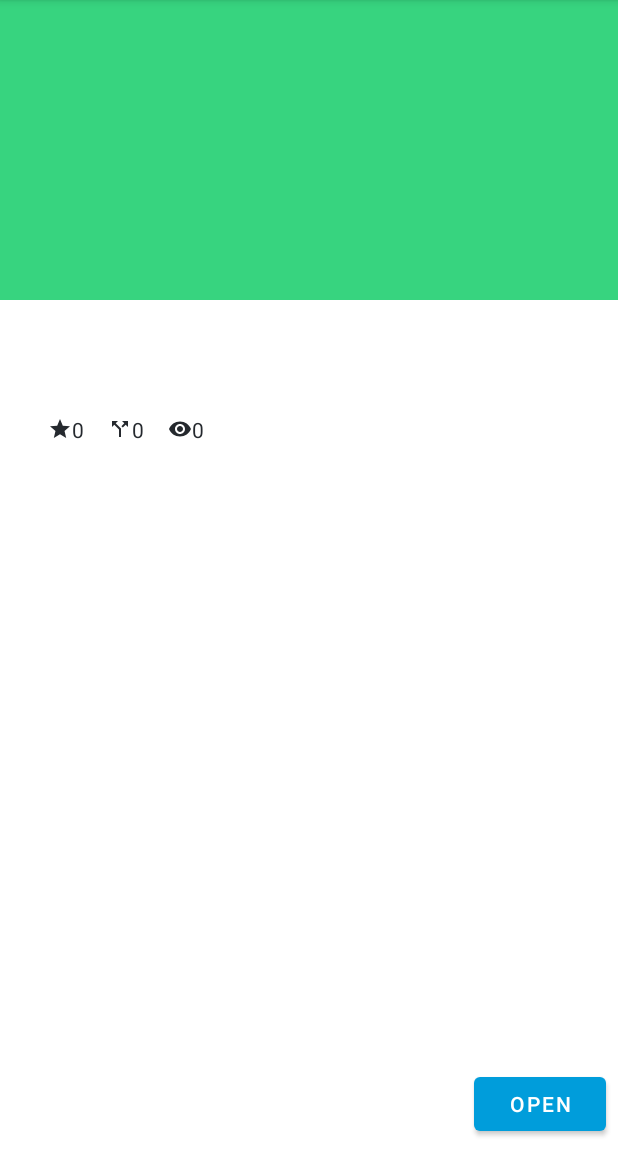
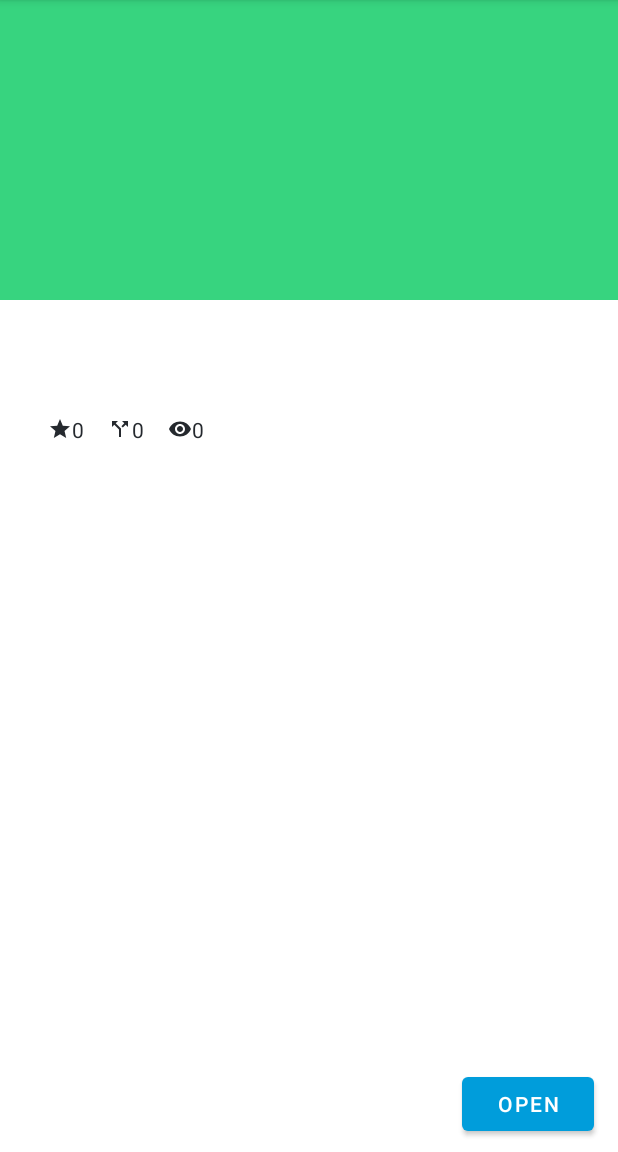
Before and after one commit to P72B/GithubBrowserSample, an Android app: the fragment DetailsFragment placed in its activity, on a phone screen of 412 x 824 dp, the part 84-1236 px from its top. Run offline under Robolectric (Android 15) with nearby library versions, the phone set to English and light mode, and no system bars; our stand-ins replace data binding; 2 statements that could not run were skipped.

```diff
--- a/app/src/main/java/de/p72b/umi/github/ui/details/DetailsFragment.kt
+++ b/app/src/main/java/de/p72b/umi/github/ui/details/DetailsFragment.kt
@@ -49,6 +49,7 @@ class DetailsFragment : Fragment() {
                 viewModelFactory = DetailsViewModelFactory(it)
                 viewModel = ViewModelProviders.of(this, viewModelFactory)
                     .get(DetailsViewModel::class.java)
+                binding.handler = Handler()
                 binding.detailsViewModel = viewModel
                 binding.lifecycleOwner = this
             }
--- a/app/src/main/res/layout/fragment_details.xml
+++ b/app/src/main/res/layout/fragment_details.xml
@@ -126,8 +126,9 @@
             style="@style/Widget.MaterialComponents.Button"
             android:layout_width="wrap_content"
             android:layout_height="wrap_content"
-            android:layout_marginEnd="8dp"
+            android:layout_marginEnd="16dp"
             android:layout_marginBottom="8dp"
+            android:onClick="@{() -> handler.onClickChromeTap(detailsViewModel.data.htmlUrl)}"
             android:text="@string/button_open"
             app:layout_constraintBottom_toBottomOf="parent"
             app:layout_constraintEnd_toEndOf="parent"
```
Also changed, not shown: app/src/main/java/de/p72b/umi/github/ui/details/Handler.kt (added, +18 -0 lines).
